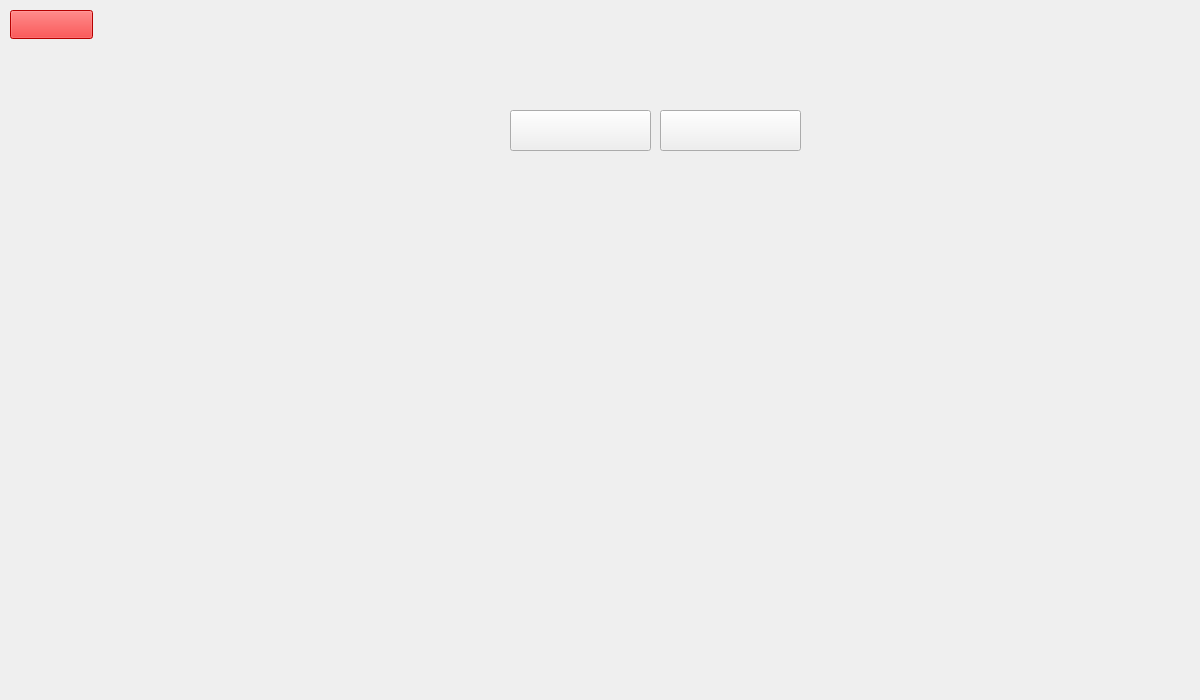
First picture: the form in Ui/gamepage.ui, repository ehsan-esf0/Qt-Game, before the edit.
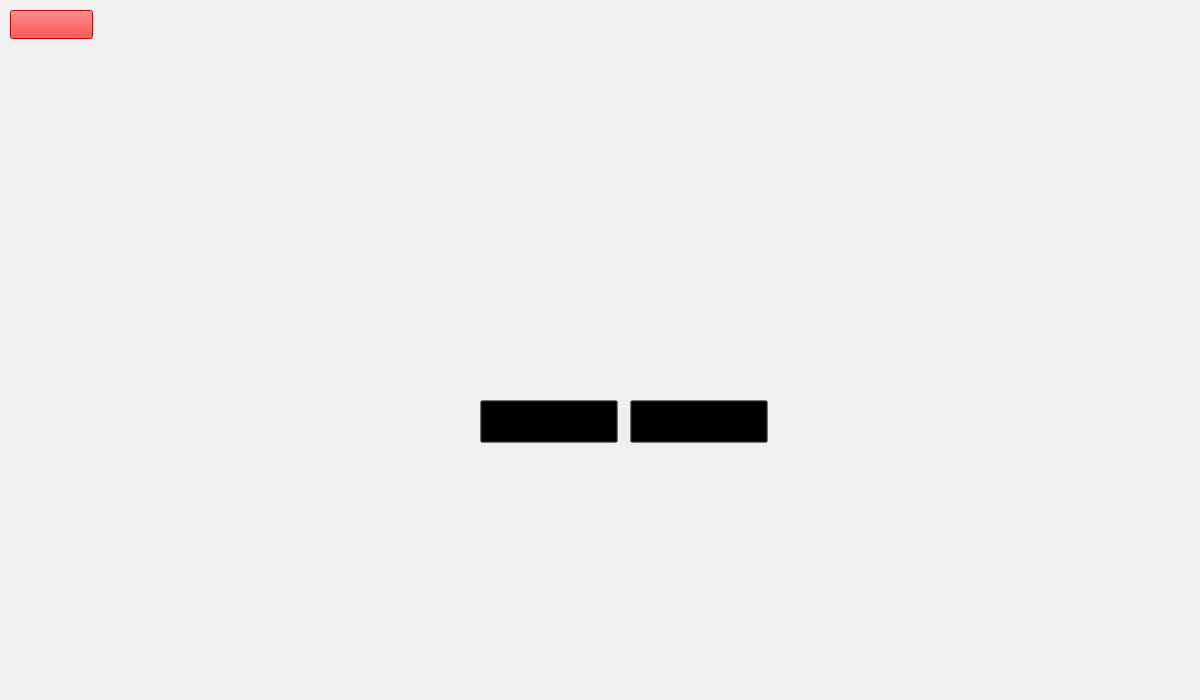
Second picture: the form after the edit. Icons and pictures are not drawn.

```diff
--- a/Ui/gamepage.ui
+++ b/Ui/gamepage.ui
@@ -84,8 +84,8 @@
   <widget class="QLabel" name="label_3">
    <property name="geometry">
     <rect>
-     <x>450</x>
-     <y>0</y>
+     <x>420</x>
+     <y>290</y>
      <width>401</width>
      <height>111</height>
     </rect>
@@ -100,14 +100,15 @@
   <widget class="QPushButton" name="pushButton_4">
    <property name="geometry">
     <rect>
-     <x>510</x>
-     <y>110</y>
-     <width>141</width>
-     <height>41</height>
+     <x>630</x>
+     <y>400</y>
+     <width>138</width>
+     <height>43</height>
     </rect>
    </property>
    <property name="styleSheet">
-    <string notr="true">background: url(:/res/image/End-3.png);</string>
+    <string notr="true">background: url(:/res/image/End-3.png);
+background-color:transparent;</string>
    </property>
    <property name="text">
     <string/>
@@ -116,14 +117,16 @@
   <widget class="QPushButton" name="pushButton_3">
    <property name="geometry">
     <rect>
-     <x>660</x>
-     <y>110</y>
-     <width>141</width>
-     <height>41</height>
+     <x>480</x>
+     <y>400</y>
+     <width>138</width>
+     <height>43</height>
     </rect>
    </property>
    <property name="styleSheet">
-    <string notr="true">background: url(:/res/image/End-2.png);</string>
+    <string notr="true">background: url(:/res/image/End-2.png);
+background-color:transparent;
+</string>
    </property>
    <property name="text">
     <string/>
@@ -132,7 +135,7 @@
   <widget class="QLabel" name="label_4">
    <property name="geometry">
     <rect>
-     <x>0</x>
+     <x>-80</x>
      <y>0</y>
      <width>1361</width>
      <height>721</height>
```
